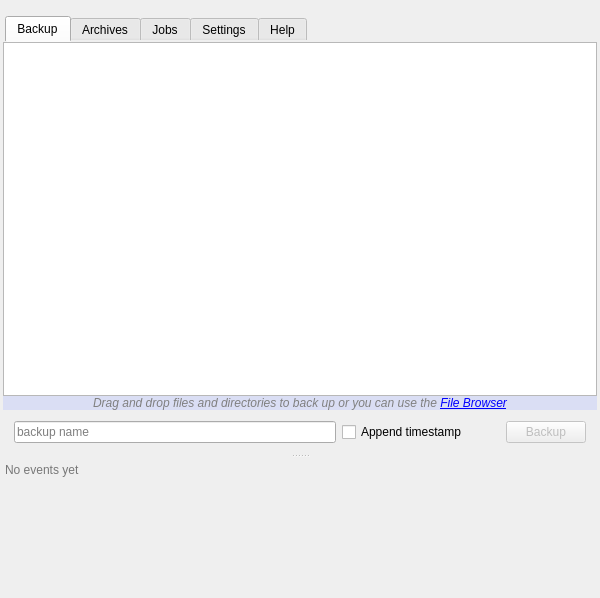
Qt form forms/mainwindow.ui (Tarsnap/tarsnap-gui) before a commit.
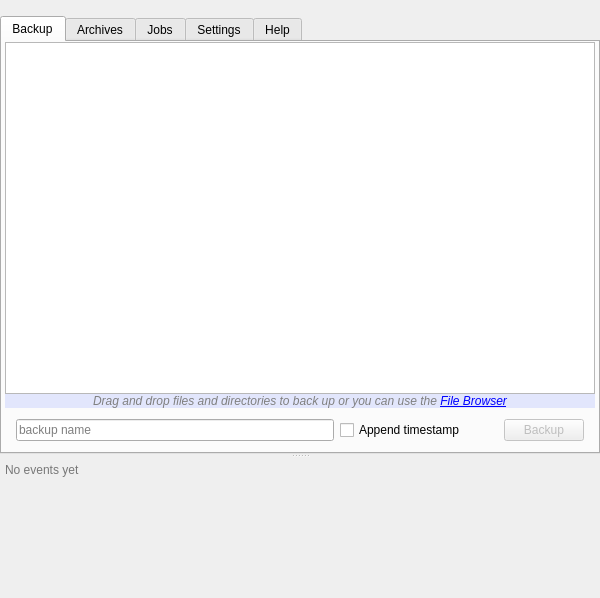
The same form after that commit. Icons and pictures are not drawn. Custom widgets are drawn as their Qt base class.

Commit message: Revert stylesheet and prevent inheritance issues.

Diff of the .ui file:
```diff
--- a/forms/mainwindow.ui
+++ b/forms/mainwindow.ui
@@ -73,16 +73,11 @@
           <bool>false</bool>
          </property>
          <property name="styleSheet">
-          <string notr="true">#mainTabWidget
-{
-border-radius: 2px;
-}
-
-#mainTabWidget::tab
-{
-background: qlineargradient(x1: 0, y1: 0, x2: 0, y2: 1, stop: 0 rgba(85,164,216,225), stop: 0.9 rgba(85,164,216,225), stop: 1.0 rgba(46,141,204,255), stop: 1.0 rgba(46,141,204,255));
+          <string notr="true">#mainTabWidget &gt; QTabBar::tab {
+background: qlineargradient(x1: 0, y1: 0, x2: 0, y2: 1,
+					stop: 0 rgba(85,164,216,225), stop: 0.9 rgba(85,164,216,225),
+					stop: 1.0 rgba(46,141,204,255), stop: 1.0 rgba(46,141,204,255));
 border: 1px solid #ECF0F1;
-border-radius: 2px;
 border-bottom: none;
 border-top-left-radius: 3px;
 border-top-right-radius: 3px;
@@ -94,22 +89,29 @@
 color: white;
 }
 
-#mainTabWidget::tab:selected
-{
-background: qlineargradient(x1: 0, y1: 0, x2: 0, y2: 1, stop: 0 rgba(64,152,212,255), stop: 1 rgba(64,152,212,255));
+#mainTabWidget &gt; QTabBar::tab:selected {
+background: qlineargradient(x1: 0, y1: 0, x2: 0, y2: 1,
+					stop: 0 rgba(64,152,212,255), stop: 1 rgba(64,152,212,255));
 border: 1px solid white;
 border-bottom: none;
 }
 
-#mainTabWidget::pane
-{
+#mainTabWidget::pane { /* The tab widget frame */
 border-top: none;
 }
 
-#mainTabWidget::tab-bar
-{
+#mainTabWidget::tab-bar {
 left: 5px; /* move to the right by 5px */
 }
+
+#mainTabWidget::tab {
+border-radius: 2px;
+}
+
+#mainTabWidget
+{
+border-radius: 2px;
+}
 </string>
          </property>
          <property name="currentIndex">
```
